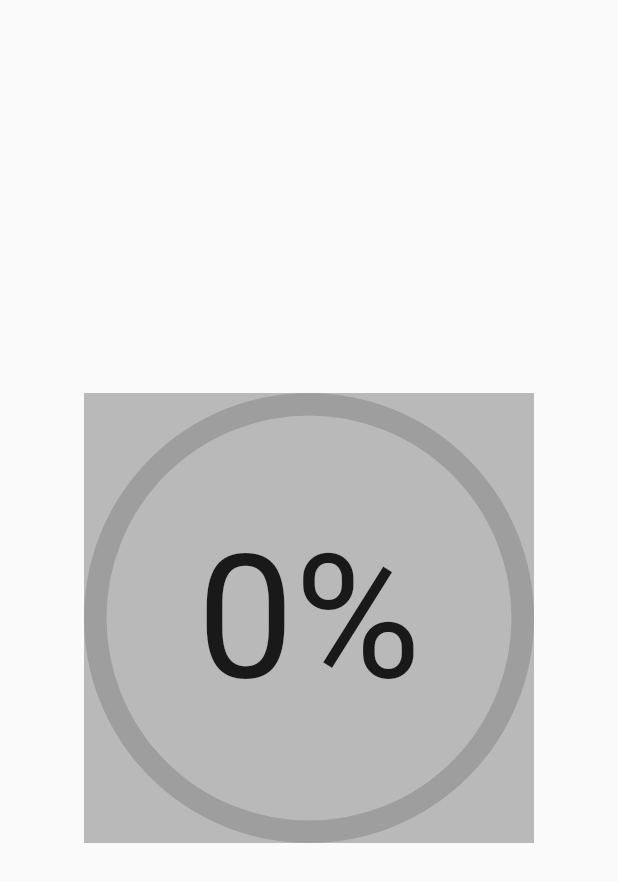
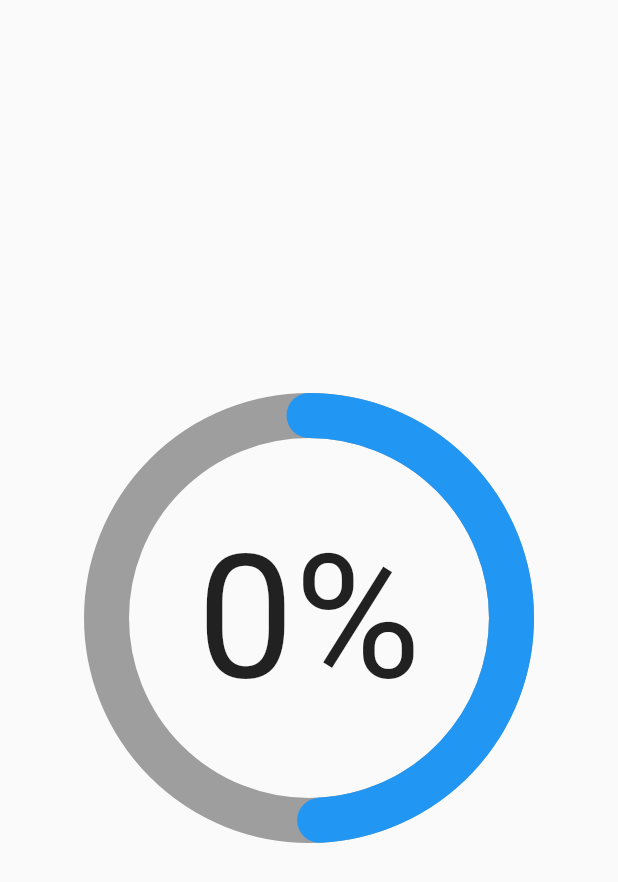
Before and after one commit to zeshanghayoomi/flutter_progress_status, a Flutter app: the screen it shows after launch, on a phone screen of 412 x 824 dp. Shown: the top 882 px of the screen. Run offline on Flutter 3.47's test engine with Material 2 defaults, Android fonts, the phone set to English and light mode, and no system bars.

Commit message:
Adds Foreground painter circle

```diff
--- a/example/lib/main.dart
+++ b/example/lib/main.dart
@@ -27,7 +27,8 @@ class ExamplePage extends StatelessWidget {
       body: Center(
         child: ProgressStatus(
           radius: 150,
-          strokeWidth: 15,
+          strokeWidth: 30,
+          fillValue: 50,
         ),
       ),
     );
--- a/lib/src/progress_status.dart
+++ b/lib/src/progress_status.dart
@@ -38,14 +38,12 @@ class ProgressStatus extends StatelessWidget {
   Widget build(BuildContext context) {
     final dimension = _getDimension(context);
 
-    return Container(
-      color: Colors.black26,
-      child: SizedBox(
+    return SizedBox(
       height: dimension,
       width: dimension,
       child: CustomPaint(
         painter: ProgressStatusPainter(
-            fillValue: _fillValue,
+          fillValue: _getFillValue,
           fillColor: _fillColor,
           backgroundColor: _backgroundColor,
           isStrokeCapRounded: _isStrokeCapRounded,
@@ -59,7 +57,6 @@ class ProgressStatus extends StatelessWidget {
               '0%',
               style: _centerTextStyle ??
                   defaultCenterTextStyle.copyWith(fontSize: _radius / 2.6),
-              ),
             ),
           ),
         ),
@@ -80,4 +77,16 @@ class ProgressStatus extends StatelessWidget {
 
     return _radius;
   }
+
+  double get _getFillValue {
+    if ((_fillValue ?? -1) < 0) {
+      return 0.0;
     }
+
+    if (_fillValue > 100) {
+      return 100.0;
+    }
+
+    return _fillValue;
+  }
+}
--- a/lib/src/progress_status_painter.dart
+++ b/lib/src/progress_status_painter.dart
@@ -1,3 +1,5 @@
+import 'dart:math';
+
 import 'package:flutter/material.dart';
 
 class ProgressStatusPainter extends CustomPainter {
@@ -22,12 +24,23 @@ class ProgressStatusPainter extends CustomPainter {
   @override
   void paint(Canvas canvas, Size size) {
     final bgPaint = _getPaint(_backgroundColor);
+    final fgPaint = _getPaint(_fillColor);
+    final width = size.width;
+    final height = size.height;
+    final circleRadius = (height - _strokeWidth) / 2;
 
     // draw background circle
-    canvas.drawCircle(
-      Offset(size.width / 2, size.height / 2),
-      (size.height - _strokeWidth) / 2,
-      bgPaint,
+    canvas.drawCircle(Offset(width / 2, height / 2), circleRadius, bgPaint);
+
+    canvas.drawArc(
+      Rect.fromCircle(
+        center: Offset(width / 2, height / 2),
+        radius: circleRadius,
+      ),
+      _getStartAngle,
+      _getSweepAngle,
+      false,
+      fgPaint,
     );
   }
 
@@ -41,4 +54,16 @@ class ProgressStatusPainter extends CustomPainter {
       ..strokeWidth = _strokeWidth
       ..style = PaintingStyle.stroke;
   }
+
+  double get _getStartAngle {
+    return (pi / 180) * 270;
+  }
+
+  double get _getSweepAngle {
+    if (_fillValue == 100) {
+      return (pi / 180) * ((_fillValue / 100) * 360);
+    }
+
+    return (pi / 180) * ((_fillValue / 100) * 354);
+  }
 }
```
Lines whose indentation alone changed are shown as unchanged.
